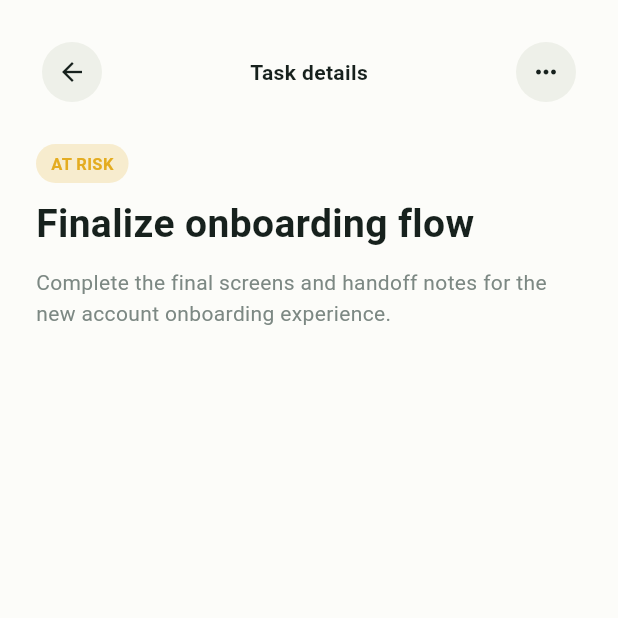
After one commit to julesineza/mobile_dev_formative_assignment1, a Flutter app: the TaskDetailsScreen screen opened by its route, on a phone screen of 412 x 824 dp, the top half of it. The commit adds this screen. Run offline on Flutter 3.47's test engine with Material 3 defaults, Android fonts, the phone set to English and light mode, and no system bars; our stand-ins replace shared_preferences; accounts and stored records are empty.

Commit message:
add TaskDetailsScreen and wire navigation from task list
    - Create initial TaskDetailsScreen with back button and header
    - Register taskDetails route in AppRoutes
    - Navigate to TaskDetailsScreen on TaskCard tap in TaskListScreen

```diff
--- a/lib/app_routes.dart
+++ b/lib/app_routes.dart
@@ -1,5 +1,4 @@
 import 'package:flutter/material.dart';
-
 
 // import '../screens/sign_in_screen.dart';
 // import '../screens/dashboard_screen.dart';
@@ -8,7 +7,8 @@ import 'screens/dashboard_screen.dart';
 import 'screens/add_task.dart';
 import 'models/task.dart';
 import 'screens/task_list_screen.dart';
-// import '../screens/task_details_screen.dart';
+import 'screens/task_details_screen.dart';
+
 // import '../screens/task_form_screen.dart';
 // import '../screens/team_profile_screen.dart';
 class AppRoutes {
@@ -24,7 +24,6 @@ class AppRoutes {
   static final Map<String, WidgetBuilder> routes = {
     // signIn: (context) => const SignInScreen(),
 
-
     dashboard: (context) => const Dashboard(),
     addTask: (context) => NewTaskScreen(
       task: ModalRoute.of(context)?.settings.arguments as Task?,
@@ -33,7 +32,7 @@ class AppRoutes {
       task: ModalRoute.of(context)?.settings.arguments as Task?,
     ),
     tasks: (context) => const TaskListScreen(),
-    // taskDetails: (context) => const TaskDetailsScreen(),
+    taskDetails: (context) => const TaskDetailsScreen(),
     // createTask: (context) => const TaskFormScreen(),
     // editTask: (context) => const TaskFormScreen(),
     // teamProfile: (context) => const TeamProfileScreen(),
--- /dev/null
+++ b/lib/screens/task_details_screen.dart
@@ -0,0 +1,100 @@
+import 'package:flutter/material.dart';
+
+import '../theme/app_colors.dart';
+
+class TaskDetailsScreen extends StatefulWidget {
+  const TaskDetailsScreen({super.key});
+
+  @override
+  State<TaskDetailsScreen> createState() => _TaskDetailsScreenState();
+}
+
+class _TaskDetailsScreenState extends State<TaskDetailsScreen> {
+  @override
+  Widget build(BuildContext context) {
+    return Scaffold(
+      backgroundColor: AppColors.pageBackground,
+      body: SafeArea(
+        child: ListView(
+          padding: const EdgeInsets.all(24),
+          children: [
+            Row(
+              mainAxisAlignment: MainAxisAlignment.spaceBetween,
+              children: [
+                IconButton.filledTonal(
+                  onPressed: () => Navigator.pop(context),
+                  style: IconButton.styleFrom(
+                    backgroundColor: AppColors.softBackground,
+                    foregroundColor: AppColors.ink,
+                    shape: const CircleBorder(),
+                  ),
+                  icon: const Icon(Icons.arrow_back, size: 20),
+                ),
+                const Text(
+                  'Task details',
+                  style: TextStyle(
+                    color: AppColors.ink,
+                    fontSize: 14,
+                    fontWeight: FontWeight.w600,
+                  ),
+                ),
+                IconButton.filledTonal(
+                  onPressed: () {},
+                  style: IconButton.styleFrom(
+                    backgroundColor: AppColors.softBackground,
+                    foregroundColor: AppColors.ink,
+                    shape: const CircleBorder(),
+                  ),
+                  icon: const Icon(Icons.more_horiz, size: 20),
+                ),
+              ],
+            ),
+            const SizedBox(height: 24),
+            Align(
+              alignment: Alignment.centerLeft,
+              child: Container(
+                padding: const EdgeInsets.symmetric(
+                  horizontal: 10,
+                  vertical: 5,
+                ),
+                decoration: BoxDecoration(
+                  color: AppColors.atRisk.withValues(alpha: 0.2),
+                  borderRadius: BorderRadius.circular(20),
+                ),
+                child: const Text(
+                  'AT RISK',
+                  style: TextStyle(
+                    color: AppColors.atRisk,
+                    fontSize: 11,
+                    fontWeight: FontWeight.w600,
+                  ),
+                ),
+              ),
+            ),
+            const SizedBox(height: 12),
+            const Text(
+              'Finalize onboarding flow',
+              style: TextStyle(
+                color: AppColors.ink,
+                fontSize: 26,
+                fontWeight: FontWeight.w700,
+                height: 1.15,
+              ),
+            ),
+            const SizedBox(height: 14),
+            const Text(
+              'Complete the final screens and handoff notes for '
+              'the new account onboarding experience.',
+              style: TextStyle(
+                color: AppColors.muted,
+                fontSize: 14,
+                height: 1.5,
+              ),
+            ),
+            const SizedBox(height: 24),
+          ],
+        ),
+      ),
+    );
+  }
+}
--- a/lib/screens/task_list_screen.dart
+++ b/lib/screens/task_list_screen.dart
@@ -151,15 +151,16 @@ class _TaskListScreenState extends State<TaskListScreen> {
               style: TextStyle(color: Color(0xFF7C8883), fontSize: 12),
             ),
             const SizedBox(height: 12),
-            const TaskCard(
+            TaskCard(
               title: 'Finalize onboarding flow',
               details: 'Design · Due 4:00 PM',
               status: 'At risk',
               statusColor: AppColors.atRisk,
-              avatars: [
+              avatars: const [
                 TaskAvatar('AM', AppColors.avatarMint),
                 TaskAvatar('JK', AppColors.avatarGold),
               ],
+              onTap: () => Navigator.pushNamed(context, AppRoutes.taskDetails),
             ),
             const TaskCard(
               title: 'Reciew empty states',
```
